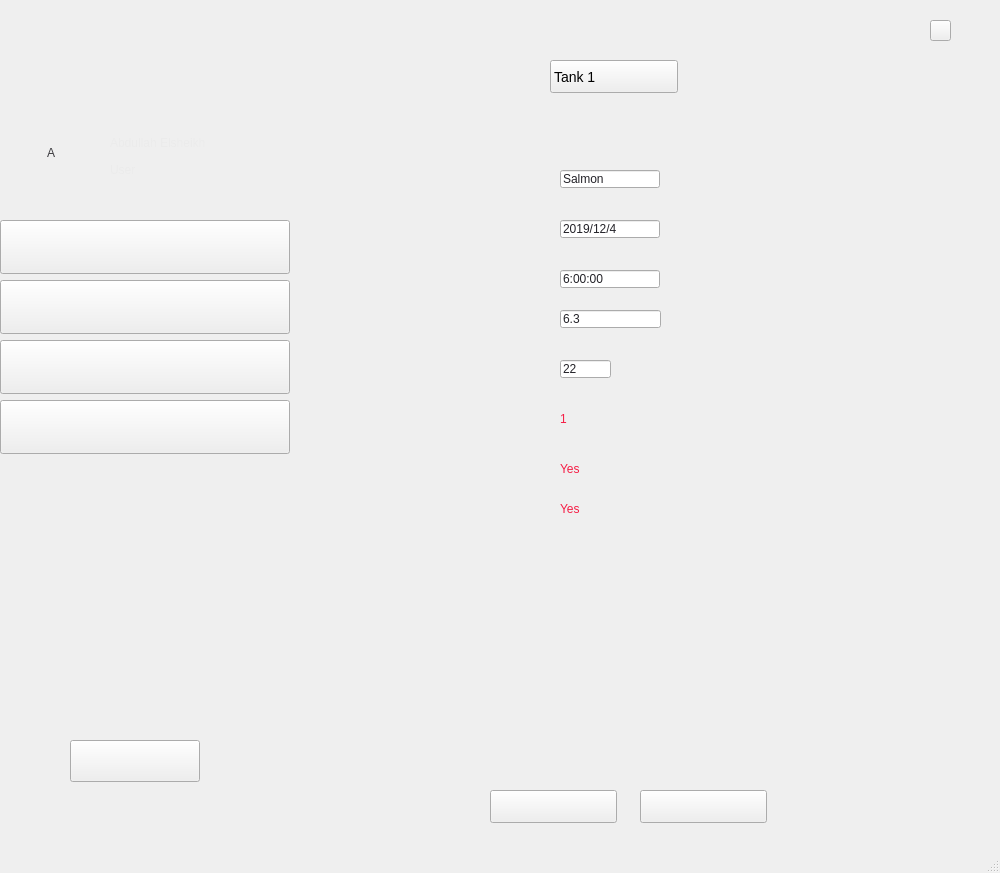
First picture: the form in GUI/gui.ui, repository abdullahsalah96/Pisces, before the edit.
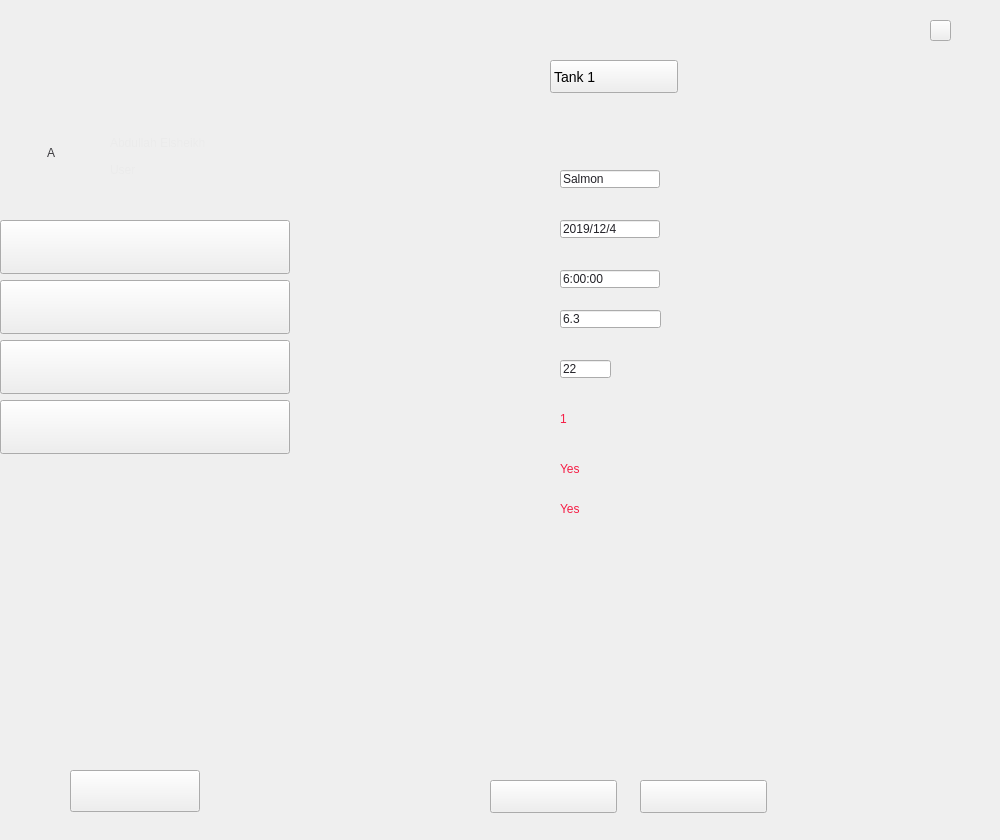
Second picture: the form after the edit. The open tabs and pages were chosen to show the change. Icons and pictures are not drawn.

```diff
--- a/GUI/gui.ui
+++ b/GUI/gui.ui
@@ -7,7 +7,7 @@
     <x>0</x>
     <y>0</y>
     <width>1000</width>
-    <height>873</height>
+    <height>840</height>
    </rect>
   </property>
   <property name="windowTitle">
@@ -311,7 +311,7 @@
       <property name="geometry">
        <rect>
         <x>70</x>
-        <y>740</y>
+        <y>770</y>
         <width>130</width>
         <height>42</height>
        </rect>
@@ -596,7 +596,7 @@
         <property name="geometry">
          <rect>
           <x>350</x>
-          <y>790</y>
+          <y>780</y>
           <width>127</width>
           <height>33</height>
          </rect>
@@ -623,7 +623,7 @@
         <property name="geometry">
          <rect>
           <x>200</x>
-          <y>790</y>
+          <y>780</y>
           <width>127</width>
           <height>33</height>
          </rect>
@@ -1194,7 +1194,6 @@
     </widget>
    </widget>
   </widget>
-  <widget class="QStatusBar" name="statusbar"/>
  </widget>
  <resources>
   <include location="photos.qrc"/>
```
Left out of the diff: 6 changed lines with no effect on the pictures.
